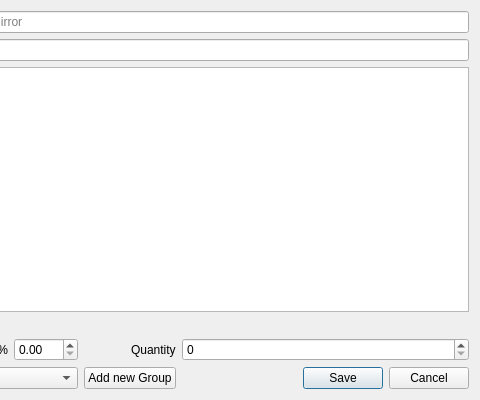
The window that Stock_Add_Part.ui (bedi1982/Oficina) describes before a commit, drawn with Qt 5; both pictures show x 249 to 729 and y 0 to 400 of the 729 by 400 pixel window.
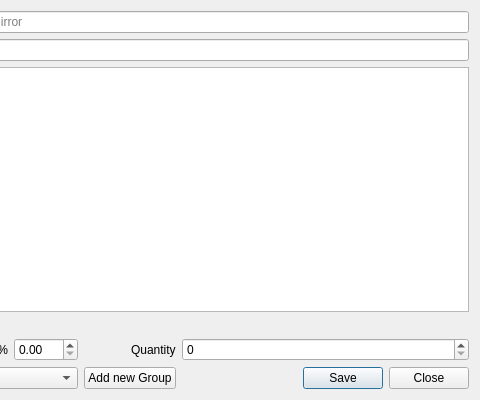
The same window after the commit. Icons and pictures are not drawn.

Patch:
```diff
--- a/Stock_Add_Part.ui
+++ b/Stock_Add_Part.ui
@@ -142,7 +142,7 @@
       <enum>Qt::StrongFocus</enum>
      </property>
      <property name="standardButtons">
-      <set>QDialogButtonBox::Cancel|QDialogButtonBox::Save</set>
+      <set>QDialogButtonBox::Close|QDialogButtonBox::Save</set>
      </property>
     </widget>
    </item>
```
